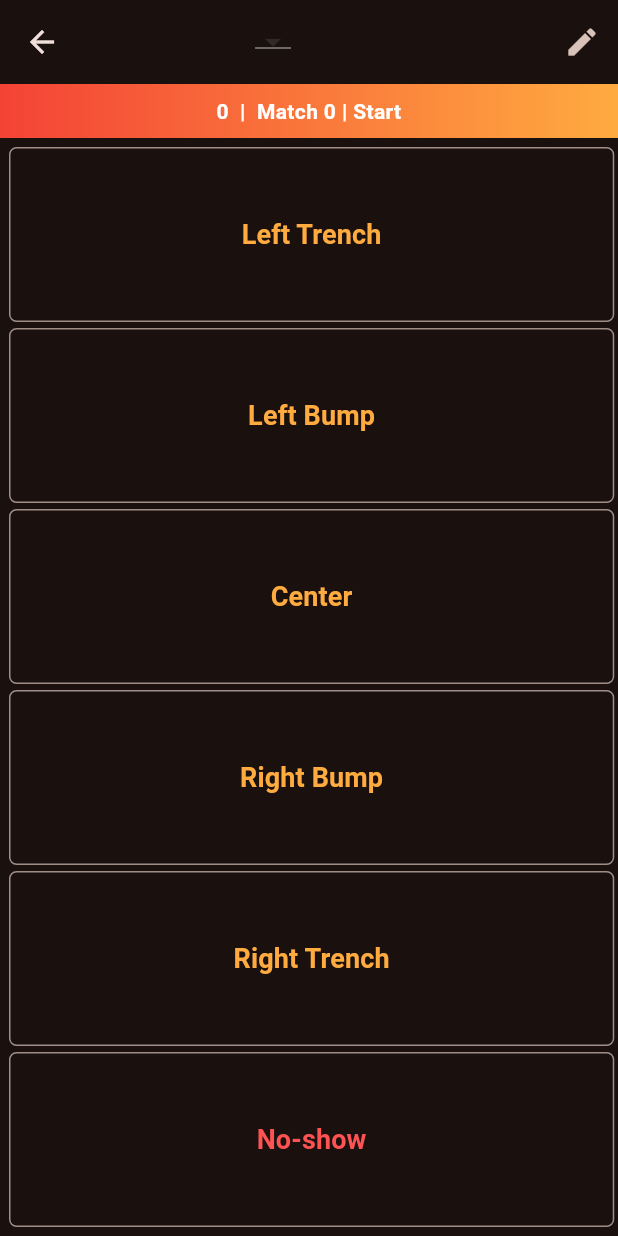
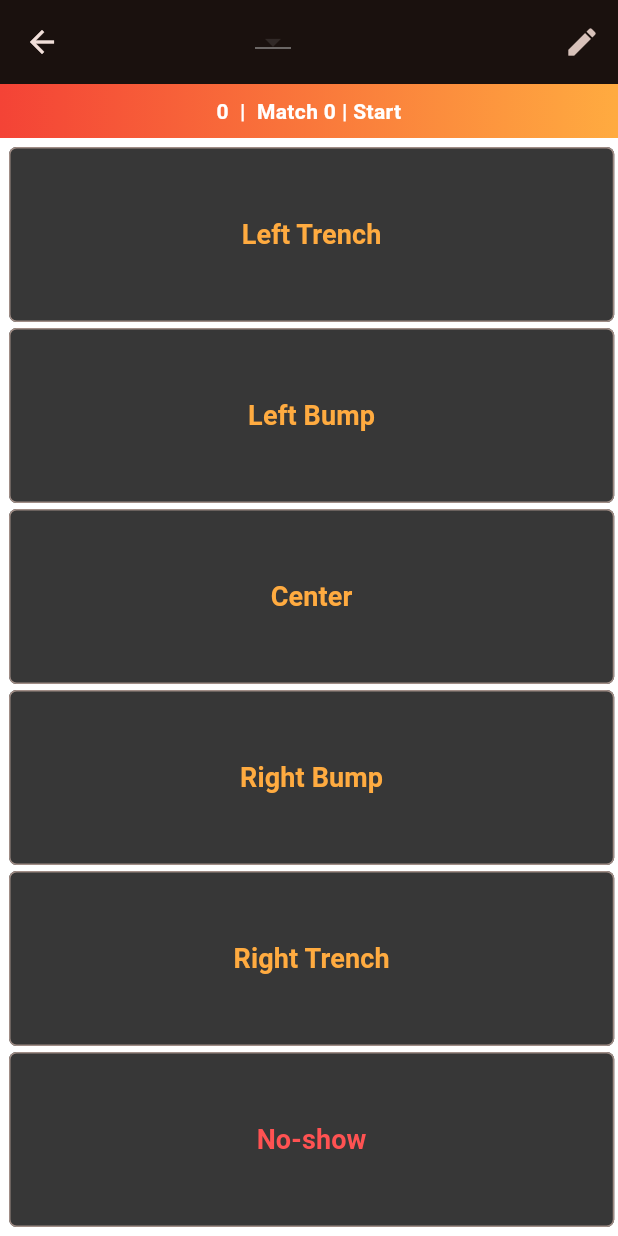
Before and after one commit to FRC2539/kryptopedia_2026, a Flutter app: the MatchScoutingBoxesEdition screen opened directly with empty values, on a phone screen of 412 x 824 dp. Run offline on Flutter 3.47's test engine with Material 3 defaults, Android fonts, the phone set to English and light mode, and no system bars; our stand-ins replace auto_size_text, confetti, image_picker, package_info_plus, sqflite, sqflite_common_ffi; missing offline and left inert: haptic_feedback, pdfrx, relative_time; accounts and stored records are empty; network calls fail.

Commit message:
added random colors and reset, transparent icons on the home screen, and made match scouting boxes and preview get colored too

```diff
--- a/kryptopedia/lib/screens/match_preview.dart
+++ b/kryptopedia/lib/screens/match_preview.dart
@@ -1,6 +1,7 @@
 import 'package:flutter/material.dart';
 
 import 'package:auto_size_text/auto_size_text.dart';
+import 'package:kryptopedia/main.dart';
 //import 'package:kryptopedia/util/db/eventalliances.dart';
 
 import 'package:kryptopedia/util/deviceinfo.dart';
@@ -90,6 +91,9 @@ class _MatchPreviewState extends State<MatchPreview> {
           ),*/
         ],
       ),
+      backgroundColor: index != null
+          ? Colors.accents[index!]
+          : Colors.transparent,
       body: Column(
         mainAxisSize: MainAxisSize.min,
         children: [
--- a/kryptopedia/lib/screens/match_scouting_boxes.dart
+++ b/kryptopedia/lib/screens/match_scouting_boxes.dart
@@ -227,6 +227,9 @@ class _MatchScoutingBoxesEditionState extends State<MatchScoutingBoxesEdition> {
             ),
           ],
         ),
+        backgroundColor: index != null
+            ? Colors.accents[index!]
+            : Colors.transparent,
         body: Column(
           children: [
             Container(
@@ -591,7 +594,7 @@ class _MatchScoutingBoxesEditionState extends State<MatchScoutingBoxesEdition> {
         child: OutlinedButton(
           style: OutlinedButton.styleFrom(
             foregroundColor: color,
-            backgroundColor: color.withValues(alpha: filled ? 0.2 : 0),
+            backgroundColor: Color.fromARGB(200, 0, 0, 0),
             shape: RoundedRectangleBorder(
               borderRadius: BorderRadius.circular(5),
             ),
```
Also changed, not shown: kryptopedia/lib/main.dart (+25 -0 lines).
